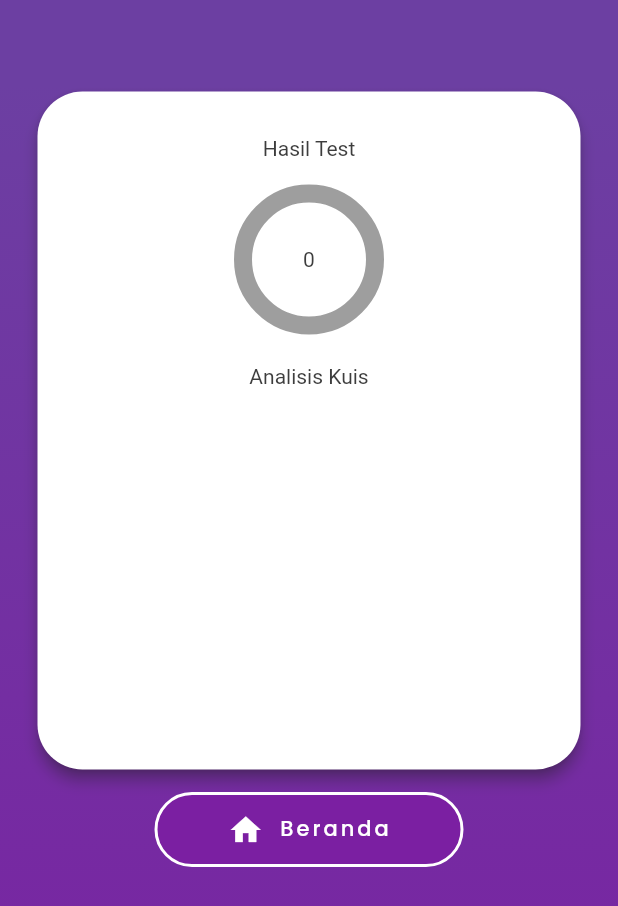
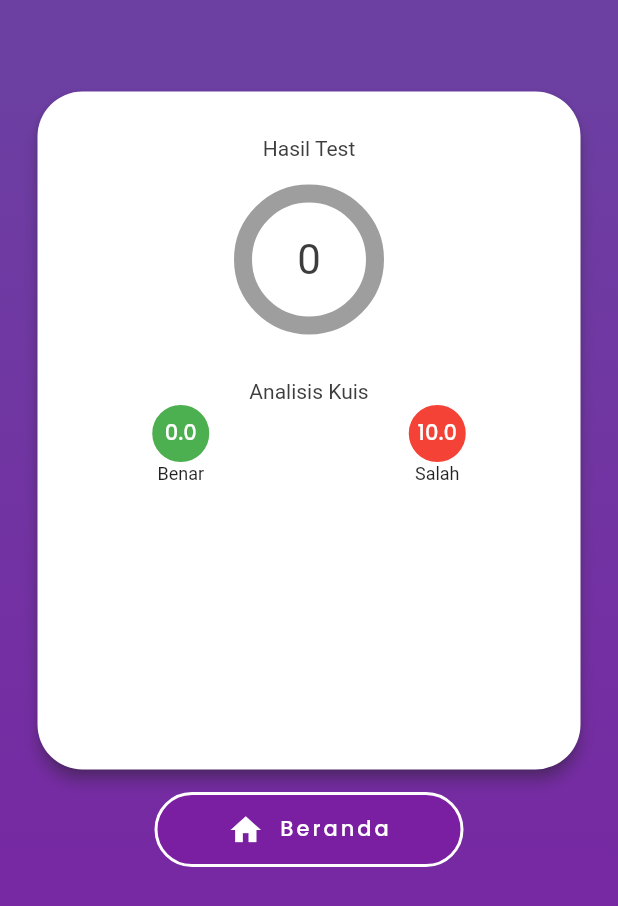
Before and after one commit to whywidodo/smartscout, a Flutter app: the Hasil screen opened directly, on a phone screen of 412 x 824 dp. Shown: the top 906 px of the screen. Run offline on Flutter 3.47's test engine with Material 2 defaults, Android fonts, the phone set to English and light mode, and no system bars; drawn by our look-alikes of percent_indicator; our stand-ins replace audioplayers, curved_navigation_bar, fluttertoast.

```diff
--- a/lib/Layout/Game/Hasil.dart
+++ b/lib/Layout/Game/Hasil.dart
@@ -5,6 +5,9 @@ import 'package:smartscout/Constant/DataSoalKuis.dart';
 import 'package:smartscout/Layout/Homepage.dart';
 import '../../Constant/Ukuran.dart';
 import '../../Constant/Warna.dart';
+
+var hasilBenar = hasilJawabKuis / 10;
+var hasilSalah = 10 - hasilBenar;
 
 class Hasil extends StatefulWidget {
   const Hasil({Key? key}) : super(key: key);
@@ -67,11 +70,11 @@ class _HasilState extends State<Hasil> {
                                 hasilJawabKuis.toString(),
                                 style: TextStyle(
                                     color: warnaHitam,
-                                    fontSize: ukFormTulisanKecil),
+                                    fontSize: ukFormTulisanBesar),
                               ),
                             ),
                             Container(
-                              padding: EdgeInsets.only(top: 20.0),
+                              padding: EdgeInsets.only(top: 30.0),
                               child: Column(
                                 children: [
                                   Text(
@@ -80,6 +83,72 @@ class _HasilState extends State<Hasil> {
                                         color: warnaHitam,
                                         fontSize: ukFormTulisanKecil),
                                   ),
+                                  Container(
+                                    child: Row(
+                                      children: [
+                                        Expanded(
+                                          child: Container(
+                                              height: 40,
+                                              width: 40,
+                                              decoration: BoxDecoration(
+                                                shape: BoxShape.circle,
+                                                border: Border.all(
+                                                    width: 1,
+                                                    color: warnaPutih),
+                                                color: Colors.green,
+                                              ),
+                                              child: Center(
+                                                  child: Text(
+                                                      hasilBenar.toString(),
+                                                      style: TextStyle(
+                                                          color: warnaPutih,
+                                                          fontFamily:
+                                                              'PoppinsMedium',
+                                                          fontSize:
+                                                              ukFormTulisanKecil)))),
+                                        ),
+                                        Expanded(
+                                          child: Container(
+                                              height: 40,
+                                              width: 40,
+                                              decoration: BoxDecoration(
+                                                shape: BoxShape.circle,
+                                                border: Border.all(
+                                                    width: 1,
+                                                    color: warnaPutih),
+                                                color: Colors.red,
+                                              ),
+                                              child: Center(
+                                                  child: Text(
+                                                      hasilSalah.toString(),
+                                                      style: TextStyle(
+                                                          color: warnaPutih,
+                                                          fontFamily:
+                                                              'PoppinsMedium',
+                                                          fontSize:
+                                                              ukFormTulisanKecil)))),
+                                        )
+                                      ],
+                                    ),
+                                  ),
+                                  Row(
+                                    children: [
+                                      Expanded(
+                                          child:
+                                          Center(
+                                      child: Text("Benar",
+                                          style: TextStyle(
+                                              fontSize: ukIsiTulisanKecil))),
+                                  ),
+                                      Expanded(
+                                        child:
+                                        Center(
+                                            child: Text("Salah",
+                                                style: TextStyle(
+                                                    fontSize: ukIsiTulisanKecil))),
+                                      ),
+                                    ],
+                                  )
                                 ],
                               ),
                             )
```
